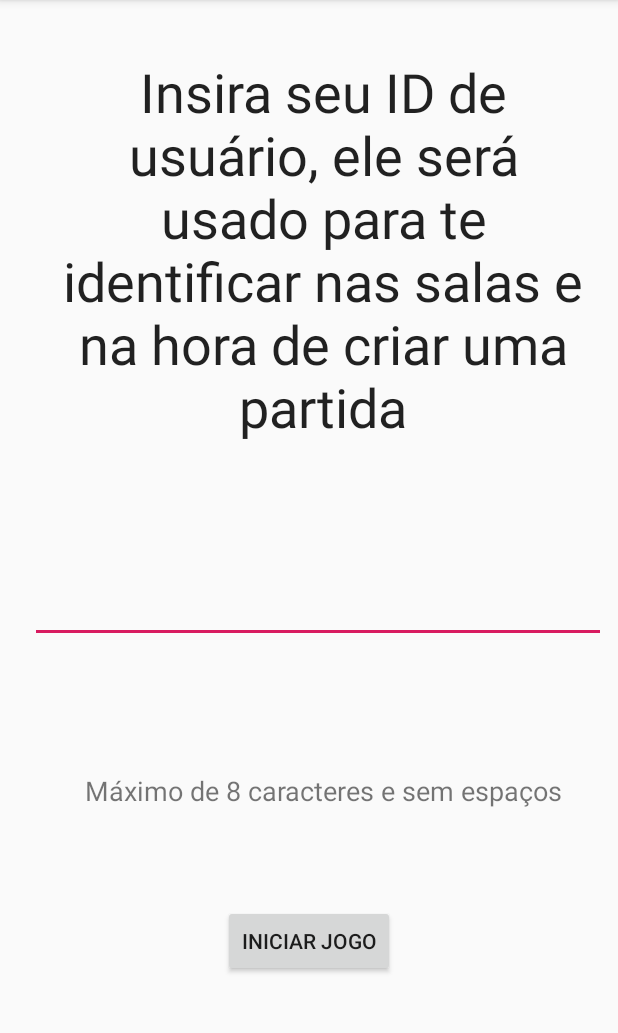
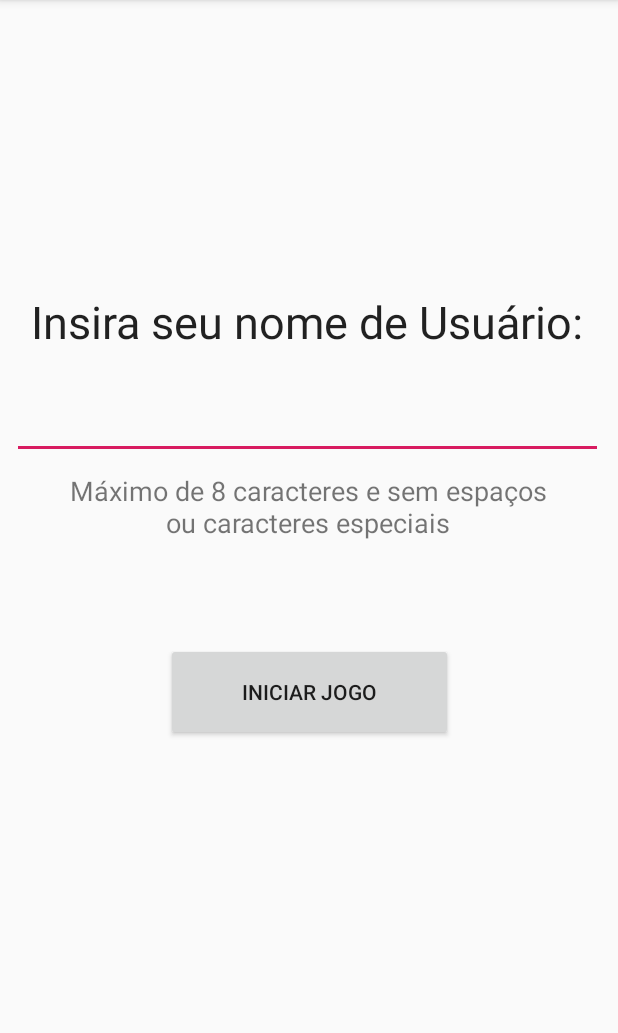
Before and after one commit to Waffliors/Cartagena, an Android app: the screen it shows after launch (PreMainActivity), after a tap on "INICIAR JOGO", on a phone screen of 412 x 824 dp, the part 84-1117 px from its top. Run offline under Robolectric (Android 15) with nearby library versions, the phone set to English and light mode, and no system bars.

Commit message:
Filtro de String implementada
Nome de usuário n pode conter espaço, caracteres especiais e nem passar de 8 letras

```diff
--- a/app/src/main/java/com/example/cartagena_waffliors/PreMainActivity.java
+++ b/app/src/main/java/com/example/cartagena_waffliors/PreMainActivity.java
@@ -1,29 +1,67 @@
 package com.example.cartagena_waffliors;
+
+import android.view.View;
+import android.os.Bundle;
+import android.widget.Button;
+import android.widget.EditText;
+import android.widget.Toast;
 
 import androidx.appcompat.app.AppCompatActivity;
 
-import android.os.Bundle;
-import android.view.View;
-import android.widget.Button;
-import android.widget.EditText;
+import java.util.regex.Matcher;
+import java.util.regex.Pattern;
 
+//Classe que coleta e filtra o nome do usuário para utilizar na aplicação
 public class PreMainActivity extends AppCompatActivity {
-    EditText nomeUsuario;
-    Button botaoIniciaJogo;
+    Button   startGameButton;
+    EditText userName;
 
+    //Na criação da activity
     @Override
     protected void onCreate(Bundle savedInstanceState) {
         super.onCreate(savedInstanceState);
         setContentView(R.layout.activity_pre_main);
-
-        nomeUsuario = findViewById(R.id.userNameText);
-        botaoIniciaJogo = findViewById(R.id.buttonStartGame);
-        botaoIniciaJogo.setOnClickListener(new View.OnClickListener() {
+        //Bind dos elementos da activity
+        userName = findViewById(R.id.userNameText);
+        startGameButton = findViewById(R.id.buttonStartGame);
+        //Adiciona listener no botão
+        startGameButton.setOnClickListener(new View.OnClickListener() {
             @Override
             public void onClick(View view) {
-
-
+                String userNameString = userName.getText().toString();
+                stringFilter(userNameString);
             }
         });
     }
+
+    //Filtro de String
+    private boolean stringFilter(String strng){
+        //Filtra espaço na String
+        if(strng.contains(" ")){
+            Toast.makeText(this.getApplicationContext(),
+                    "O nome não pode ter espaços"
+                    ,Toast.LENGTH_LONG).show();
+            return false;
+        }
+
+        //Filtra pelo tamanho da String
+        if(strng.length() > 8){
+            Toast.makeText(this.getApplicationContext(),"O nome deve ter menos de 8 caracteres"
+                    ,Toast.LENGTH_LONG).show();
+            return false;
+        }
+
+        //Filtra os caracteres especiais
+        Pattern p = Pattern.compile("[^a-z0-9 ]", Pattern.CASE_INSENSITIVE);
+        Matcher m = p.matcher(strng);
+        boolean b = m.find();
+        if (b) {
+            Toast.makeText(this.getApplicationContext(),
+                    "O nome só pode ser formado por letras e números"
+                    ,Toast.LENGTH_LONG).show();
+            return false;
+        }
+        //Se passou nos dois filtros, é aprovado
+        return true;
+    }
 }
--- a/app/src/main/res/layout/activity_pre_main.xml
+++ b/app/src/main/res/layout/activity_pre_main.xml
@@ -8,27 +8,27 @@
 
     <TextView
         android:id="@+id/textView"
-        android:layout_width="361dp"
-        android:layout_height="269dp"
+        android:layout_width="398dp"
+        android:layout_height="47dp"
         android:layout_marginStart="8dp"
         android:layout_marginTop="8dp"
         android:layout_marginEnd="8dp"
         android:layout_marginBottom="8dp"
-        android:text="Insira seu ID de usuário, ele será usado para te identificar nas salas e na hora de criar uma partida"
+        android:text="Insira seu nome de Usuário:"
         android:textAlignment="center"
         android:textAppearance="@style/TextAppearance.AppCompat.Large"
-        android:textSize="36sp"
+        android:textSize="30sp"
         app:layout_constraintBottom_toBottomOf="parent"
         app:layout_constraintEnd_toEndOf="parent"
-        app:layout_constraintHorizontal_bias="0.764"
+        app:layout_constraintHorizontal_bias="1.0"
         app:layout_constraintStart_toStartOf="parent"
         app:layout_constraintTop_toTopOf="parent"
-        app:layout_constraintVertical_bias="0.06" />
+        app:layout_constraintVertical_bias="0.264" />
 
     <EditText
         android:id="@+id/userNameText"
-        android:layout_width="384dp"
-        android:layout_height="54dp"
+        android:layout_width="394dp"
+        android:layout_height="56dp"
         android:layout_marginStart="8dp"
         android:layout_marginTop="8dp"
         android:layout_marginEnd="8dp"
@@ -37,10 +37,10 @@
         android:inputType="textPersonName"
         app:layout_constraintBottom_toBottomOf="parent"
         app:layout_constraintEnd_toEndOf="parent"
-        app:layout_constraintHorizontal_bias="1.0"
+        app:layout_constraintHorizontal_bias="0.0"
         app:layout_constraintStart_toStartOf="parent"
         app:layout_constraintTop_toBottomOf="@+id/textView"
-        app:layout_constraintVertical_bias="0.154" />
+        app:layout_constraintVertical_bias="0.002" />
 
     <TextView
         android:id="@+id/textViewUserName"
@@ -50,20 +50,20 @@
         android:layout_marginTop="8dp"
         android:layout_marginEnd="8dp"
         android:layout_marginBottom="8dp"
-        android:text="Máximo de 8 caracteres e sem espaços"
+        android:text="Máximo de 8 caracteres e sem espaços ou caracteres especiais"
         android:textAlignment="center"
         android:textSize="18sp"
         app:layout_constraintBottom_toBottomOf="parent"
         app:layout_constraintEnd_toEndOf="parent"
-        app:layout_constraintHorizontal_bias="0.672"
+        app:layout_constraintHorizontal_bias="0.49"
         app:layout_constraintStart_toStartOf="parent"
         app:layout_constraintTop_toBottomOf="@+id/userNameText"
-        app:layout_constraintVertical_bias="0.284" />
+        app:layout_constraintVertical_bias="0.002" />
 
     <Button
         android:id="@+id/buttonStartGame"
-        android:layout_width="wrap_content"
-        android:layout_height="wrap_content"
+        android:layout_width="191dp"
+        android:layout_height="65dp"
         android:layout_marginStart="8dp"
         android:layout_marginTop="8dp"
         android:layout_marginEnd="8dp"
@@ -72,5 +72,6 @@
         app:layout_constraintBottom_toBottomOf="parent"
         app:layout_constraintEnd_toEndOf="parent"
         app:layout_constraintStart_toStartOf="parent"
-        app:layout_constraintTop_toBottomOf="@+id/textViewUserName" />
+        app:layout_constraintTop_toBottomOf="@+id/textViewUserName"
+        app:layout_constraintVertical_bias="0.233" />
 </androidx.constraintlayout.widget.ConstraintLayout>
```
